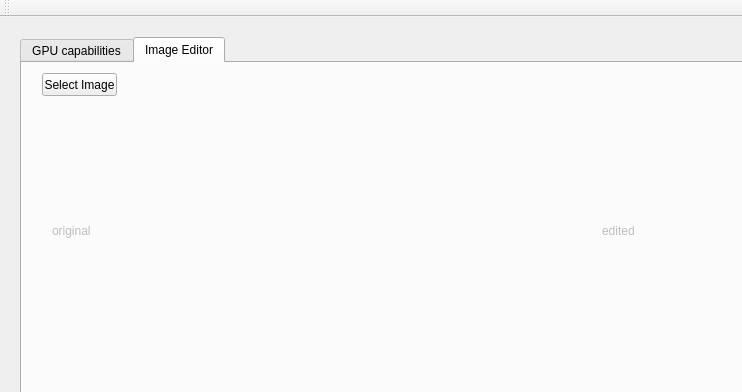
Above: CUDA_tester/CUDA_tester.ui from NissimHadar/CUDA_tester before the change; both pictures show x 0 to 742 and y 0 to 392 of the 1014 by 531 pixel window. Below: the same form after it.
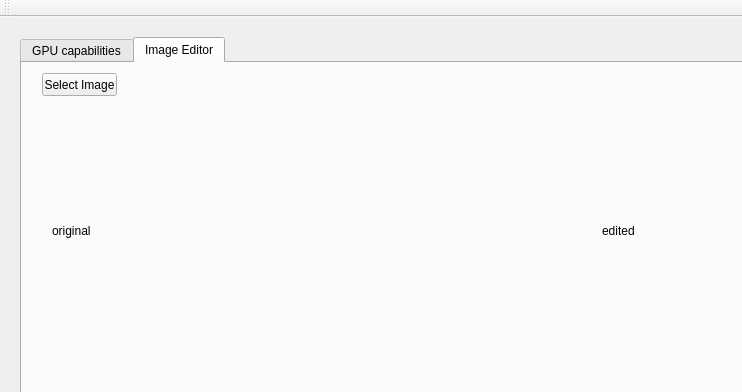
That is the form after the change. The open tabs and pages were chosen to show the change.

Commit message: Now shows image in colour (problem was that label wasn't enabled...)

Patch:
```diff
--- a/CUDA_tester/CUDA_tester.ui
+++ b/CUDA_tester/CUDA_tester.ui
@@ -63,7 +63,7 @@
      </attribute>
      <widget class="QLabel" name="labelOriginalImage">
       <property name="enabled">
-       <bool>false</bool>
+       <bool>true</bool>
       </property>
       <property name="geometry">
        <rect>
@@ -79,7 +79,7 @@
      </widget>
      <widget class="QLabel" name="labelEditedImage">
       <property name="enabled">
-       <bool>false</bool>
+       <bool>true</bool>
       </property>
       <property name="geometry">
        <rect>
```
The commit also changes 1 other file.
